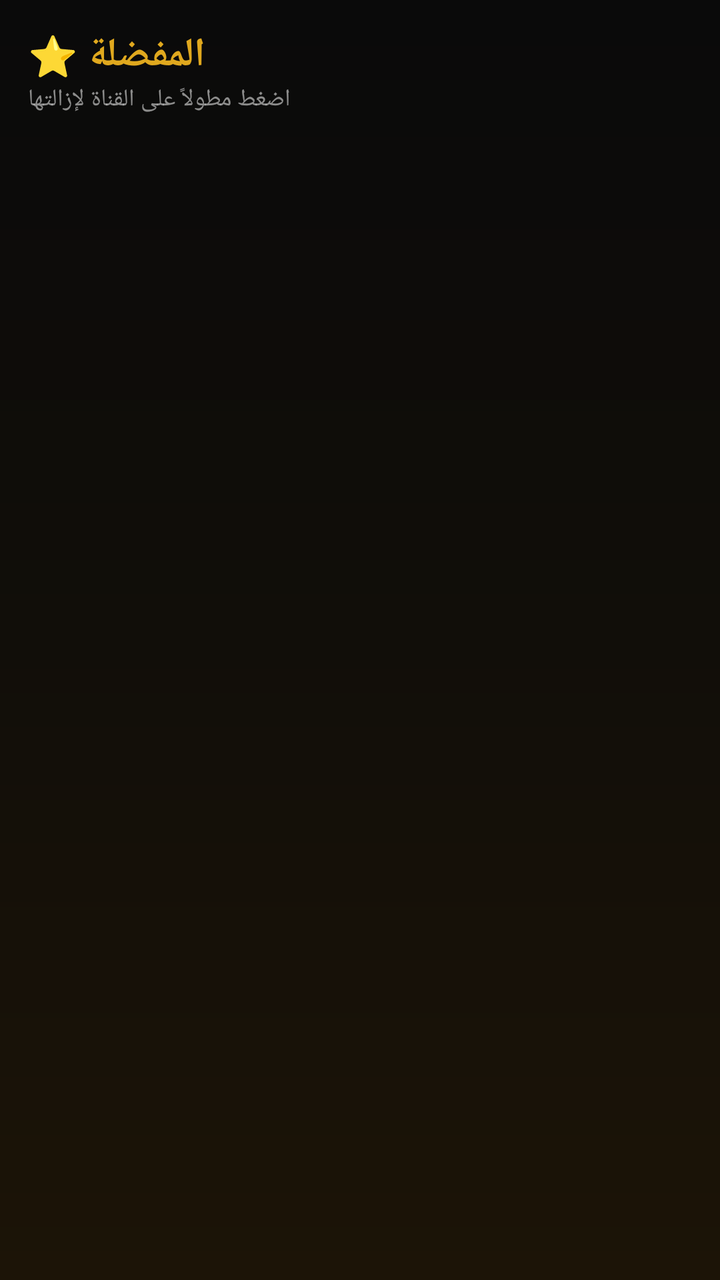
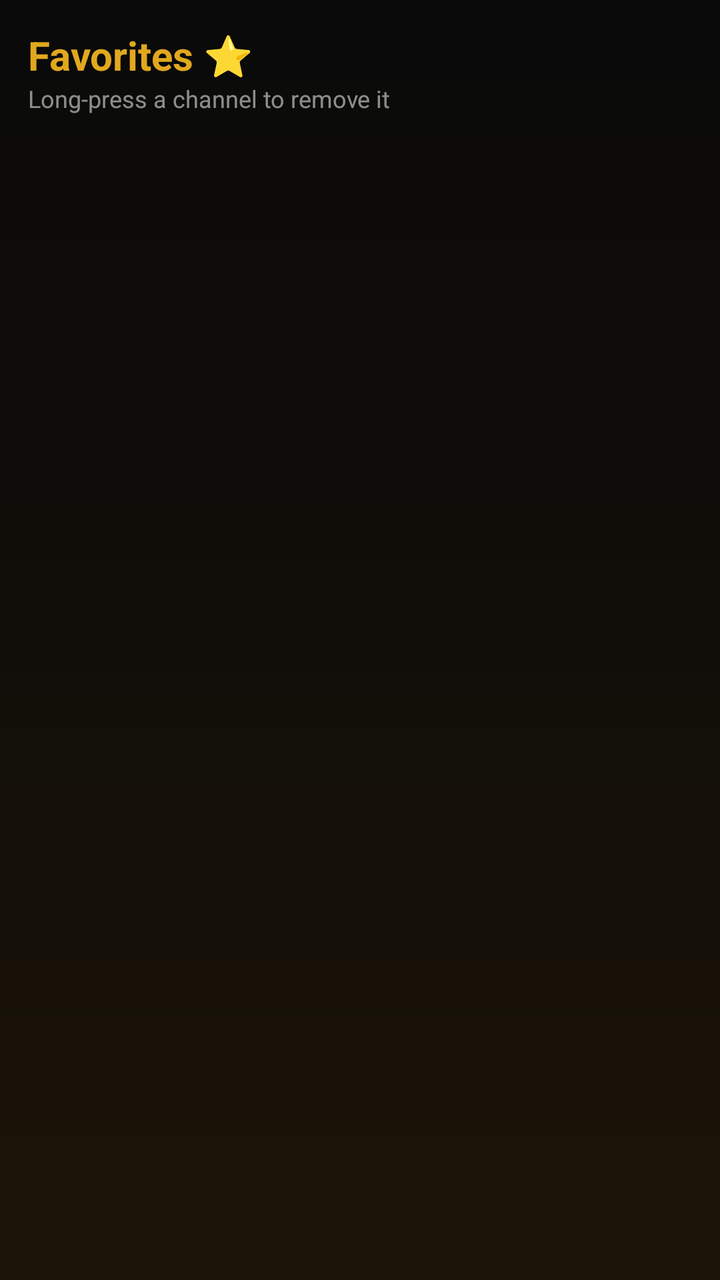

An Android layout rendered at two revisions. The XML below is the earlier revision; the diff shows what the commit changed to produce the second picture.
<!-- AndroidManifest.xml: application theme Theme.IPTVPlayer -->
<!-- res/layout/activity_favorites.xml -->
<?xml version="1.0" encoding="utf-8"?>
<LinearLayout xmlns:android="http://schemas.android.com/apk/res/android" android:layout_width="match_parent" android:layout_height="match_parent" android:background="@drawable/bg_app_gradient" android:orientation="vertical" android:padding="14dp">
<TextView android:layout_width="wrap_content" android:layout_height="wrap_content" android:text="المفضلة ⭐" android:textColor="#E0A81E" android:textSize="20sp" android:textStyle="bold" />
<TextView android:layout_width="wrap_content" android:layout_height="wrap_content" android:text="اضغط مطولاً على القناة لإزالتها" android:textColor="#88FFFFFF" android:textSize="12sp" />
<FrameLayout android:layout_width="match_parent" android:layout_height="0dp" android:layout_marginTop="8dp" android:layout_weight="1">
<androidx.recyclerview.widget.RecyclerView android:id="@+id/rvFavs" android:layout_width="match_parent" android:layout_height="match_parent" />
<TextView android:id="@+id/tvEmpty" android:layout_width="wrap_content" android:layout_height="wrap_content" android:layout_gravity="center" android:text="لا توجد قنوات مفضلة بعد" android:textColor="#88FFFFFF" android:textSize="15sp" android:visibility="gone" />
</FrameLayout>
</LinearLayout>
<!-- resources referenced by this layout -->
<resources>
  <!-- drawable bg_app_gradient (drawable) -->
  <?xml version="1.0" encoding="utf-8"?>
  <shape xmlns:android="http://schemas.android.com/apk/res/android" android:shape="rectangle"><gradient android:angle="270" android:startColor="#0A0A0A" android:centerColor="#110E09" android:endColor="#1C1407" /></shape>
  <style name="Theme.IPTVPlayer" parent="Theme.MaterialComponents.DayNight.NoActionBar">
          <item name="colorPrimary">@color/accent_primary</item>
          <item name="colorPrimaryVariant">@color/accent_secondary</item>
          <item name="colorOnPrimary">@color/bg_primary</item>
          <item name="colorSecondary">@color/accent_primary</item>
          <item name="colorOnSecondary">@color/bg_primary</item>
          <item name="android:colorBackground">@color/bg_primary</item>
          <item name="colorSurface">@color/bg_surface</item>
          <item name="colorOnSurface">@color/text_primary</item>
          <item name="android:statusBarColor">@color/bg_surface</item>
          <item name="android:navigationBarColor">@color/bg_primary</item>
          <item name="android:windowBackground">@color/bg_primary</item>
          
          <item name="android:textColorPrimary">@color/text_primary</item>
          <item name="android:textColorSecondary">@color/text_secondary</item>
          <item name="android:editTextColor">@color/text_primary</item>
          <item name="android:textColorHint">@color/text_hint</item>
          
          <item name="materialAlertDialogTheme">@style/DarkAlertDialog</item>
      </style>
  <color name="accent_primary">#FF00E676</color>
  <color name="accent_secondary">#FF00C853</color>
  <color name="bg_primary">#FF121212</color>
  <color name="bg_surface">#FF1E1E1E</color>
  <color name="text_primary">#FFFFFFFF</color>
  <color name="text_secondary">#FFB0B0B0</color>
  <color name="text_hint">#FF757575</color>
  <style name="DarkAlertDialog" parent="ThemeOverlay.MaterialComponents.MaterialAlertDialog">
          <item name="colorSurface">@color/bg_surface</item>
          <item name="colorOnSurface">@color/text_primary</item>
          <item name="android:background">@color/bg_surface</item>
          <item name="buttonBarPositiveButtonStyle">@style/AccentButtonStyle</item>
      </style>
  <style name="AccentButtonStyle" parent="Widget.MaterialComponents.Button.TextButton.Dialog">
          <item name="android:textColor">@color/accent_primary</item>
      </style>
</resources>

<!-- the commit's change to res/layout/activity_favorites.xml (unified diff, before → after) -->
@@ -1,9 +1,9 @@
 <?xml version="1.0" encoding="utf-8"?>
 <LinearLayout xmlns:android="http://schemas.android.com/apk/res/android" android:layout_width="match_parent" android:layout_height="match_parent" android:background="@drawable/bg_app_gradient" android:orientation="vertical" android:padding="14dp">
-<TextView android:layout_width="wrap_content" android:layout_height="wrap_content" android:text="المفضلة ⭐" android:textColor="#E0A81E" android:textSize="20sp" android:textStyle="bold" />
-<TextView android:layout_width="wrap_content" android:layout_height="wrap_content" android:text="اضغط مطولاً على القناة لإزالتها" android:textColor="#88FFFFFF" android:textSize="12sp" />
+<TextView android:layout_width="wrap_content" android:layout_height="wrap_content" android:text="@string/cat_fav" android:textColor="#E0A81E" android:textSize="20sp" android:textStyle="bold" />
+<TextView android:layout_width="wrap_content" android:layout_height="wrap_content" android:text="@string/fav_hint" android:textColor="#88FFFFFF" android:textSize="12sp" />
 <FrameLayout android:layout_width="match_parent" android:layout_height="0dp" android:layout_marginTop="8dp" android:layout_weight="1">
 <androidx.recyclerview.widget.RecyclerView android:id="@+id/rvFavs" android:layout_width="match_parent" android:layout_height="match_parent" />
-<TextView android:id="@+id/tvEmpty" android:layout_width="wrap_content" android:layout_height="wrap_content" android:layout_gravity="center" android:text="لا توجد قنوات مفضلة بعد" android:textColor="#88FFFFFF" android:textSize="15sp" android:visibility="gone" />
+<TextView android:id="@+id/tvEmpty" android:layout_width="wrap_content" android:layout_height="wrap_content" android:layout_gravity="center" android:text="@string/fav_empty" android:textColor="#88FFFFFF" android:textSize="15sp" android:visibility="gone" />
 </FrameLayout>
 </LinearLayout>
<!-- resource entries referenced after the edit -->
@@ -3,6 +3,9 @@
   <!-- drawable bg_app_gradient (drawable) -->
   <?xml version="1.0" encoding="utf-8"?>
   <shape xmlns:android="http://schemas.android.com/apk/res/android" android:shape="rectangle"><gradient android:angle="270" android:startColor="#0A0A0A" android:centerColor="#110E09" android:endColor="#1C1407" /></shape>
+  <string name="cat_fav">Favorites ⭐</string>
+  <string name="fav_empty">No favorite channels yet</string>
+  <string name="fav_hint">Long-press a channel to remove it</string>
   <style name="Theme.IPTVPlayer" parent="Theme.MaterialComponents.DayNight.NoActionBar">
           <item name="colorPrimary">@color/accent_primary</item>
           <item name="colorPrimaryVariant">@color/accent_secondary</item>
